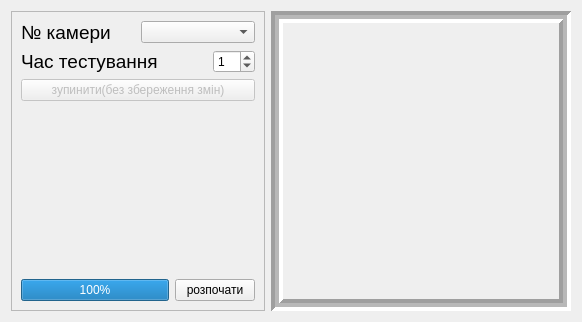
Old version of the form AnalyzerFoam/testingframe.ui in the repository alishkaLala/good.
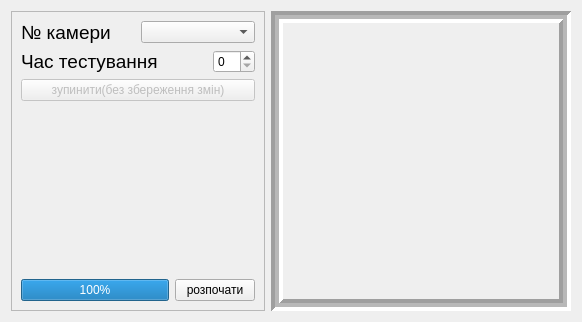
New version of the form. Icons and pictures are not drawn.

Patch:
```diff
--- a/AnalyzerFoam/testingframe.ui
+++ b/AnalyzerFoam/testingframe.ui
@@ -69,7 +69,7 @@
            <number>0</number>
           </property>
           <property name="value">
-           <number>1</number>
+           <number>0</number>
           </property>
          </widget>
         </item>
```
